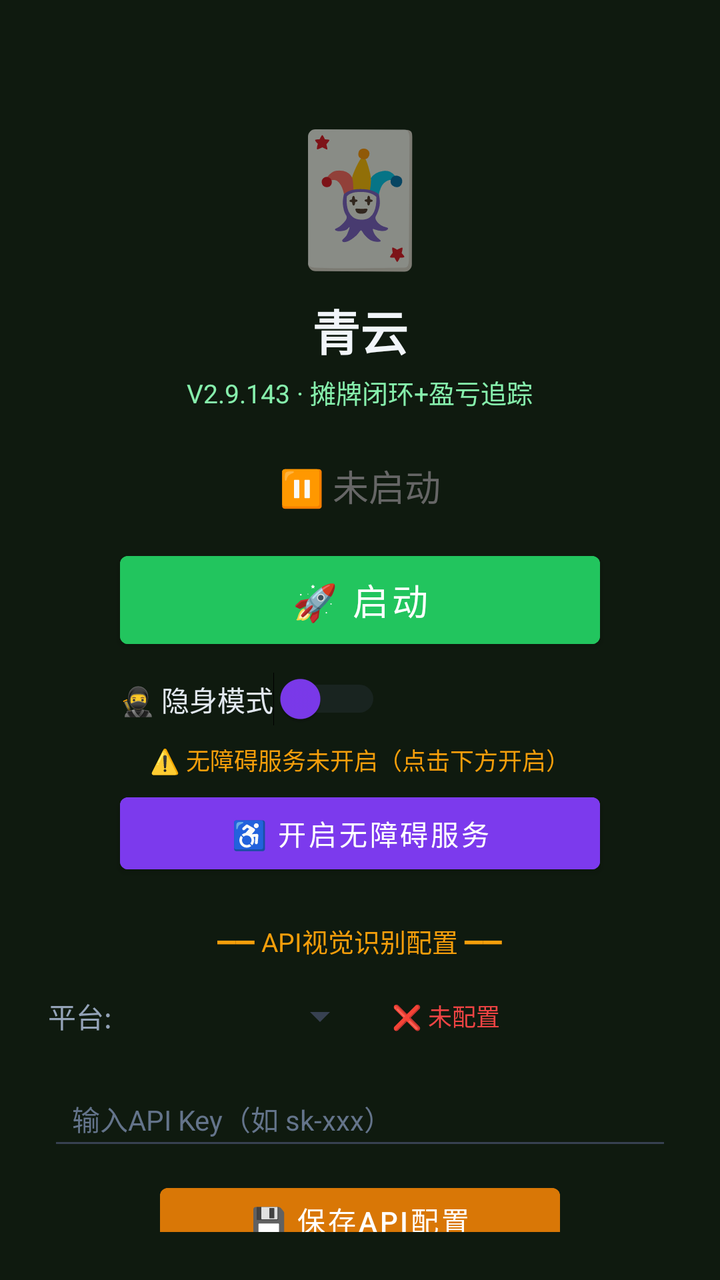
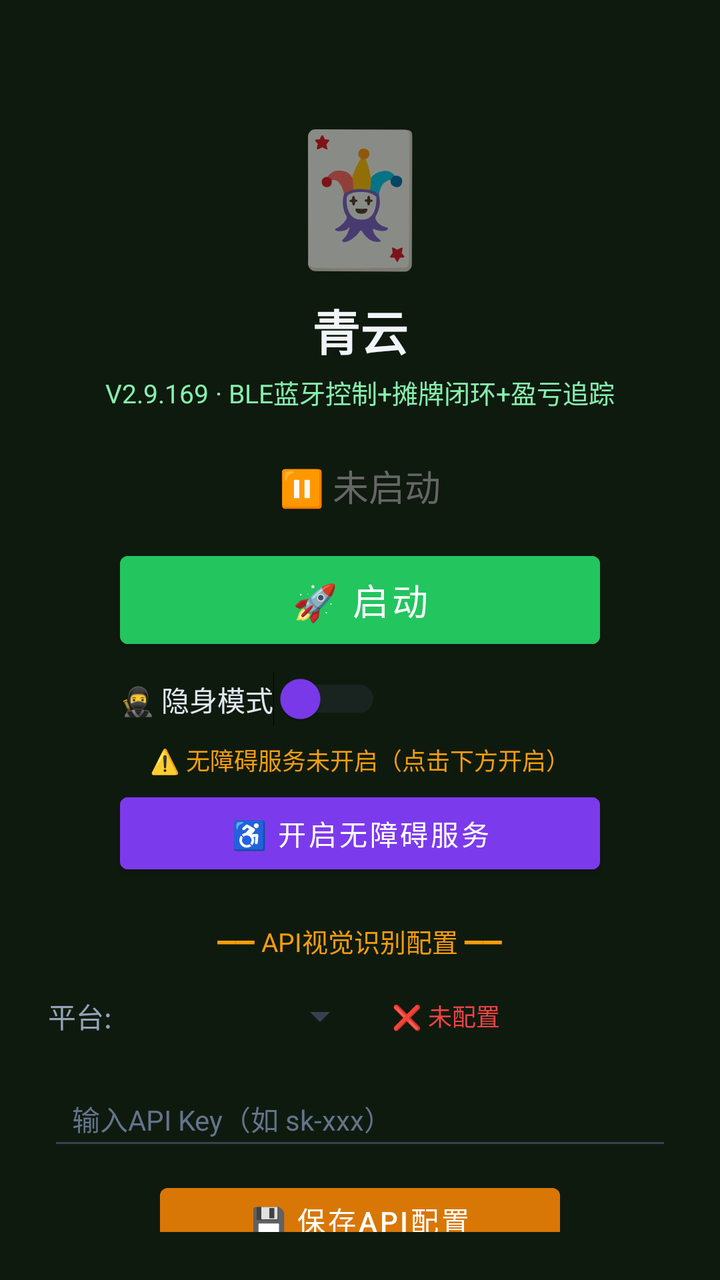

Two renders of the same Android screen: before a commit and after it. Below are the layout's source before the change and the commit's diff.
<!-- AndroidManifest.xml: activity theme Theme.MjScreenshot -->
<!-- res/layout/activity_main.xml -->
<?xml version="1.0" encoding="utf-8"?>
<LinearLayout xmlns:android="http://schemas.android.com/apk/res/android"
    android:layout_width="match_parent"
    android:layout_height="match_parent"
    android:orientation="vertical"
    android:background="#0f1a0f"
    android:padding="24dp"
    android:gravity="center_horizontal">

    <TextView
        android:layout_width="wrap_content"
        android:layout_height="wrap_content"
        android:text="🃏"
        android:textSize="64sp"
        android:layout_marginTop="30dp" />

    <TextView
        android:layout_width="wrap_content"
        android:layout_height="wrap_content"
        android:text="青云"
        android:textSize="24sp"
        android:textColor="#f1f5f9"
        android:textStyle="bold"
        android:layout_marginTop="8dp" />

    <TextView
        android:layout_width="wrap_content"
        android:layout_height="wrap_content"
        android:text="V2.9.143 · 摊牌闭环+盈亏追踪"
        android:textSize="13sp"
        android:textColor="#86efac"
        android:layout_marginTop="4dp" />

    <TextView
        android:id="@+id/tvStatus"
        android:layout_width="wrap_content"
        android:layout_height="wrap_content"
        android:text="⏸ 未启动"
        android:textSize="18sp"
        android:textColor="#666666"
        android:layout_marginTop="24dp" />

    <Button
        android:id="@+id/btnStart"
        android:layout_width="240dp"
        android:layout_height="56dp"
        android:text="🚀 启动"
        android:textSize="18sp"
        android:textColor="#ffffff"
        android:backgroundTint="#22c55e"
        android:layout_marginTop="16dp" />

    <Button
        android:id="@+id/btnHelper"
        android:layout_width="240dp"
        android:layout_height="56dp"
        android:text="🃏 打开智囊"
        android:textSize="16sp"
        android:textColor="#ffffff"
        android:backgroundTint="#16a34a"
        android:layout_marginTop="12dp"
        android:visibility="gone" />

    
    <LinearLayout
        android:layout_width="240dp"
        android:layout_height="wrap_content"
        android:orientation="horizontal"
        android:gravity="center_vertical"
        android:layout_marginTop="8dp">

        <Switch
            android:id="@+id/switchStealth"
            android:layout_width="wrap_content"
            android:layout_height="wrap_content"
            android:text="🥷 隐身模式"
            android:textColor="#e2e8f0"
            android:textSize="14sp"
            android:thumbTint="#7c3aed"
            android:trackTint="#374151" />
    </LinearLayout>

    <TextView
        android:id="@+id/tvAccessibilityStatus"
        android:layout_width="wrap_content"
        android:layout_height="wrap_content"
        android:text="⚠️ 无障碍服务未开启（点击下方开启）"
        android:textSize="12sp"
        android:textColor="#f59e0b"
        android:layout_marginTop="8dp"
        android:gravity="center" />

    <Button
        android:id="@+id/btnAccessibility"
        android:layout_width="240dp"
        android:layout_height="48dp"
        android:text="♿ 开启无障碍服务"
        android:textSize="14sp"
        android:textColor="#ffffff"
        android:backgroundTint="#7c3aed"
        android:layout_marginTop="4dp" />

    <TextView
        android:layout_width="wrap_content"
        android:layout_height="wrap_content"
        android:text="━━ API视觉识别配置 ━━"
        android:textSize="13sp"
        android:textColor="#f59e0b"
        android:layout_marginTop="20dp" />

    <LinearLayout
        android:layout_width="match_parent"
        android:layout_height="wrap_content"
        android:orientation="horizontal"
        android:layout_marginTop="8dp"
        android:gravity="center_vertical">

        <TextView
            android:layout_width="wrap_content"
            android:layout_height="wrap_content"
            android:text="平台:"
            android:textSize="14sp"
            android:textColor="#94a3b8" />

        <Spinner
            android:id="@+id/spinnerProvider"
            android:layout_width="120dp"
            android:layout_height="40dp"
            android:layout_marginStart="8dp"
            android:backgroundTint="#374151" />

        <TextView
            android:id="@+id/tvApiStatus"
            android:layout_width="wrap_content"
            android:layout_height="wrap_content"
            android:text="❌ 未配置"
            android:textSize="12sp"
            android:textColor="#ef4444"
            android:layout_marginStart="12dp" />
    </LinearLayout>

    <EditText
        android:id="@+id/etApiKey"
        android:layout_width="match_parent"
        android:layout_height="44dp"
        android:hint="输入API Key（如 sk-xxx）"
        android:textSize="14sp"
        android:textColor="#e2e8f0"
        android:textColorHint="#64748b"
        android:backgroundTint="#374151"
        android:inputType="textPassword"
        android:layout_marginTop="8dp"
        android:paddingStart="12dp"
        android:paddingEnd="12dp" />

    <Button
        android:id="@+id/btnSaveApi"
        android:layout_width="200dp"
        android:layout_height="44dp"
        android:text="💾 保存API配置"
        android:textSize="14sp"
        android:textColor="#ffffff"
        android:backgroundTint="#d97706"
        android:layout_marginTop="8dp" />

    <TextView
        android:id="@+id/tvHint"
        android:layout_width="wrap_content"
        android:layout_height="wrap_content"
        android:text="先点上方按钮启动截屏"
        android:textSize="13sp"
        android:textColor="#666666"
        android:layout_marginTop="12dp"
        android:gravity="center" />

    <TextView
        android:layout_width="wrap_content"
        android:layout_height="wrap_content"
        android:text="使用步骤：\n1. 配置API Key（支持OpenAI/通义千问VL/硅基流动）\n2. 点「开启无障碍服务」→ 开启\n3. 开启「🥷隐身模式」(反检测)\n4. 点「启动」→ 允许悬浮窗\n5. 打牌时点屏幕上的🎯悬浮球即可截屏识别\n★ 拖动悬浮球可移到不挡牌的位置 ★\n★ 长按悬浮球可展开/收起详细面板 ★\n★ 悬浮球边框颜色=建议：绿=加注 橙=跟注 红=弃牌 ★"
        android:textSize="12sp"
        android:textColor="#64748b"
        android:layout_marginTop="12dp"
        android:lineSpacingExtra="3dp" />

</LinearLayout>
<!-- resources referenced by this layout -->
<resources>
  <style name="Theme.MjScreenshot" parent="Theme.MaterialComponents.DayNight.DarkActionBar">
          <item name="colorPrimary">#1e40af</item>
          <item name="colorPrimaryVariant">#1e3a8a</item>
          <item name="colorOnPrimary">#ffffff</item>
          <item name="android:statusBarColor">#0f172a</item>
      </style>
</resources>

<!-- the commit's change to res/layout/activity_main.xml (unified diff, before → after) -->
@@ -26,7 +26,7 @@
     <TextView
         android:layout_width="wrap_content"
         android:layout_height="wrap_content"
-        android:text="V2.9.143 · 摊牌闭环+盈亏追踪"
+        android:text="V2.9.169 · BLE蓝牙控制+摊牌闭环+盈亏追踪"
         android:textSize="13sp"
         android:textColor="#86efac"
         android:layout_marginTop="4dp" />
